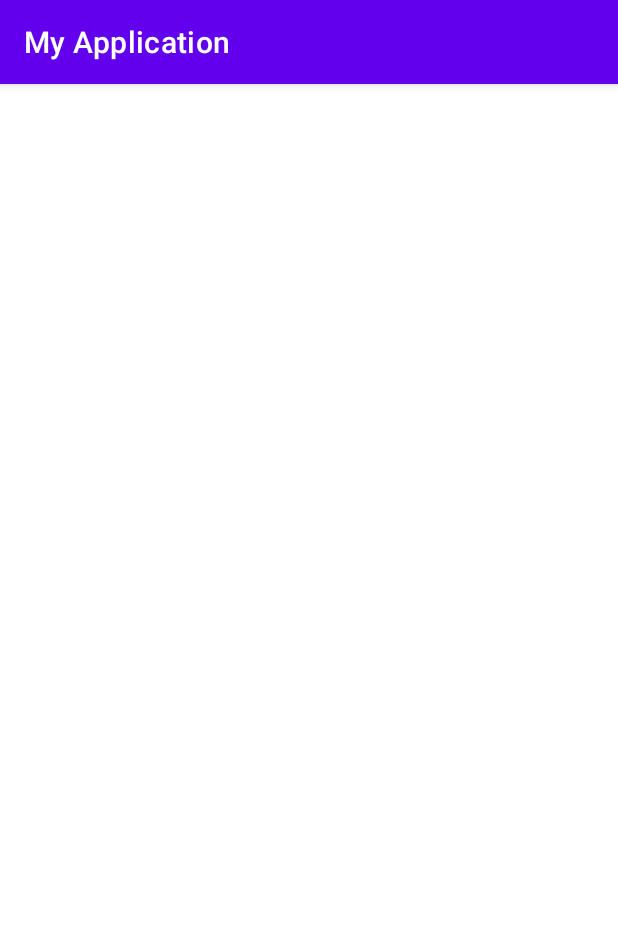
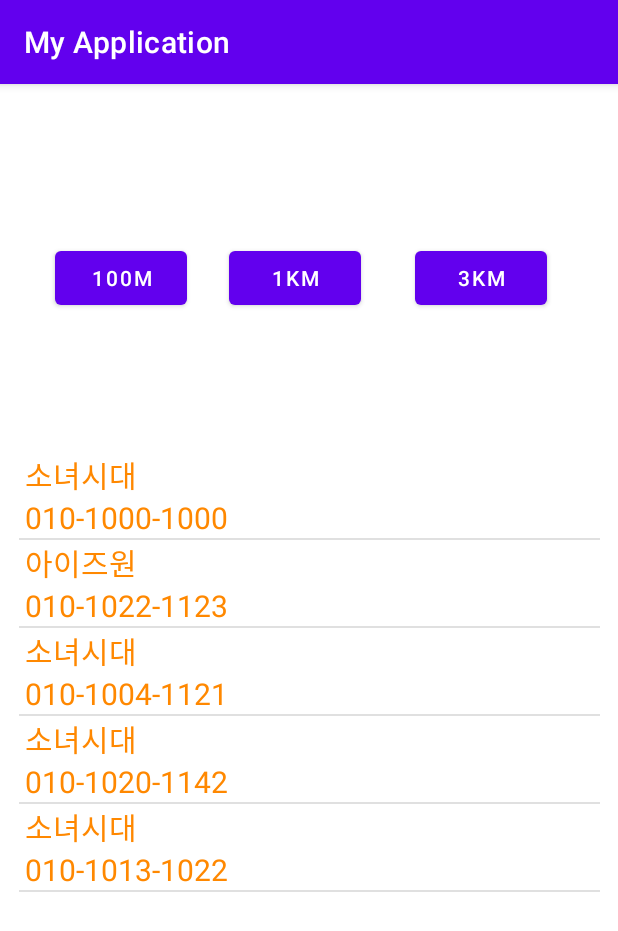
Before and after one commit to JUNGSUNWOO/ESE, an Android app: the MainActivity2 screen opened directly, with no data from a screen before it, on a phone screen of 412 x 824 dp. Shown: the top 931 px of the screen. Run offline under Robolectric (Android 15) with nearby library versions, the phone set to English and light mode, and no system bars.

Commit message:
혼내줌

```diff
--- a/frontend/project/app/src/main/java/com/example/myapplication/MainActivity2.java
+++ b/frontend/project/app/src/main/java/com/example/myapplication/MainActivity2.java
@@ -26,12 +26,12 @@
         listView = (ListView) findViewById(R.id.listView);
 
         SingerAdapter adapter = new SingerAdapter();
-//        listView.setAdapter(adapter);
+        listView.setAdapter(adapter);
         adapter.addItem(new SingerItem("소녀시대", "010-1000-1000"));
-//        adapter.addItem(new SingerItem("아이즈원", "010-1000-1000"));
-//        adapter.addItem(new SingerItem("소녀시대", "010-1000-1000"));
-//        adapter.addItem(new SingerItem("소녀시대", "010-1000-1000"));
-//        adapter.addItem(new SingerItem("소녀시대", "010-1000-1000"));
+        adapter.addItem(new SingerItem("아이즈원", "010-1022-1123"));
+        adapter.addItem(new SingerItem("소녀시대", "010-1004-1121"));
+        adapter.addItem(new SingerItem("소녀시대", "010-1020-1142"));
+        adapter.addItem(new SingerItem("소녀시대", "010-1013-1022"));
         adapter.notifyDataSetChanged();
 
     }
@@ -39,7 +39,6 @@
     class SingerAdapter extends BaseAdapter{
 
         ArrayList<SingerItem> items = new ArrayList<SingerItem>();
-
 
         @Override
         public int getCount() {
--- a/frontend/project/app/src/main/java/com/example/myapplication/SingeritemView.java
+++ b/frontend/project/app/src/main/java/com/example/myapplication/SingeritemView.java
@@ -1,6 +1,7 @@
 package com.example.myapplication;
 
 import android.content.Context;
+import android.os.Build;
 import android.util.AttributeSet;
 import android.util.Log;
 import android.view.LayoutInflater;
@@ -8,6 +9,7 @@
 import android.widget.TextView;
 
 import androidx.annotation.Nullable;
+import androidx.annotation.RequiresApi;
 
 public class SingeritemView extends LinearLayout {
     TextView textView;
@@ -17,7 +19,6 @@
 
     public SingeritemView(Context context) {
         super(context);
-
         init(context);
     }
 
@@ -33,7 +34,7 @@
         textView.setText(name);
     }
     public void setMobile(String name){
-        textView.setText(name);
+        textView2.setText(name);
     }
 
     public SingeritemView(Context context, @Nullable AttributeSet attrs) {
@@ -44,6 +45,7 @@
         super(context, attrs, defStyleAttr);
     }
 
+    @RequiresApi(api = Build.VERSION_CODES.LOLLIPOP)
     public SingeritemView(Context context, AttributeSet attrs, int defStyleAttr, int defStyleRes) {
         super(context, attrs, defStyleAttr, defStyleRes);
     }
--- a/frontend/project/app/src/main/res/layout/activity_main2.xml
+++ b/frontend/project/app/src/main/res/layout/activity_main2.xml
@@ -15,47 +15,49 @@
         app:layout_constraintTop_toTopOf="parent"
         app:layout_constraintVertical_bias="0.321">
 
+        <Button
+            android:id="@+id/button4"
+            android:layout_width="wrap_content"
+            android:layout_height="wrap_content"
+            android:layout_marginStart="24dp"
+            android:layout_marginLeft="24dp"
+            android:text="100m"
+            app:layout_constraintStart_toStartOf="parent"
+            tools:layout_editor_absoluteY="71dp"
+            tools:ignore="MissingConstraints" />
+
+        <Button
+            android:id="@+id/button5"
+            android:layout_width="wrap_content"
+            android:layout_height="wrap_content"
+            android:layout_marginStart="28dp"
+            android:layout_marginLeft="28dp"
+            android:text="1KM"
+            app:layout_constraintStart_toEndOf="@+id/button4"
+            tools:layout_editor_absoluteY="71dp"
+            tools:ignore="MissingConstraints" />
+
+        <Button
+            android:id="@+id/button6"
+            android:layout_width="wrap_content"
+            android:layout_height="wrap_content"
+            android:text="3KM"
+            app:layout_constraintEnd_toEndOf="parent"
+            app:layout_constraintStart_toEndOf="@+id/button5"
+            tools:layout_editor_absoluteY="71dp"
+            tools:ignore="MissingConstraints" />
+
         <ListView
             android:id="@+id/listView"
-            android:layout_width= "match_parent"
-            android:layout_height="wrap_content"/>
-
-<!--        <Button-->
-<!--            android:id="@+id/button4"-->
-<!--            android:layout_width="wrap_content"-->
-<!--            android:layout_height="wrap_content"-->
-<!--            android:layout_marginStart="24dp"-->
-<!--            android:layout_marginLeft="24dp"-->
-<!--            android:text="100m"-->
-<!--            app:layout_constraintStart_toStartOf="parent"-->
-<!--            tools:layout_editor_absoluteY="71dp" />-->
-
-<!--        <Button-->
-<!--            android:id="@+id/button5"-->
-<!--            android:layout_width="wrap_content"-->
-<!--            android:layout_height="wrap_content"-->
-<!--            android:layout_marginStart="28dp"-->
-<!--            android:layout_marginLeft="28dp"-->
-<!--            android:text="1KM"-->
-<!--            app:layout_constraintStart_toEndOf="@+id/button4"-->
-<!--            tools:layout_editor_absoluteY="71dp" />-->
-
-<!--        <Button-->
-<!--            android:id="@+id/button6"-->
-<!--            android:layout_width="wrap_content"-->
-<!--            android:layout_height="wrap_content"-->
-<!--            android:text="3KM"-->
-<!--            app:layout_constraintEnd_toEndOf="parent"-->
-<!--            app:layout_constraintStart_toEndOf="@+id/button5"-->
-<!--            tools:layout_editor_absoluteY="71dp" />-->
-
-<!--        <ListView-->
-<!--            android:id="@+id/listView"-->
-<!--            android:layout_width="401dp"-->
-<!--            android:layout_height="299dp"-->
-<!--            app:layout_constraintEnd_toEndOf="parent"-->
-<!--            app:layout_constraintStart_toStartOf="parent"-->
-<!--            tools:layout_editor_absoluteY="159dp" />-->
+            android:layout_width="401dp"
+            android:layout_height="299dp"
+            app:layout_constraintBottom_toBottomOf="parent"
+            app:layout_constraintEnd_toEndOf="@+id/button6"
+            app:layout_constraintHorizontal_bias="0.424"
+            app:layout_constraintStart_toStartOf="@+id/button4"
+            app:layout_constraintTop_toBottomOf="@+id/button5"
+            app:layout_constraintVertical_bias="1.0"
+            tools:ignore="MissingConstraints" />
 
     </androidx.constraintlayout.widget.ConstraintLayout>
 </androidx.constraintlayout.widget.ConstraintLayout>
--- a/frontend/project/app/src/main/res/layout/singer_item.xml
+++ b/frontend/project/app/src/main/res/layout/singer_item.xml
@@ -6,31 +6,34 @@
     android:layout_width="match_parent"
     android:layout_height="match_parent">
 
-    <ImageView
-        android:id="@+id/imageView3"
-        android:layout_width="80dp"
-        android:layout_height="80dp"
-        android:src="@mipmap/ic_launcher" />
+<!--    <ImageView-->
+<!--        android:id="@+id/imageView3"-->
+<!--        android:layout_width="80dp"-->
+<!--        android:layout_height="80dp"-->
+<!--        android:src="@mipmap/ic_launcher" />-->
 
     <LinearLayout
         android:layout_width="match_parent"
         android:layout_height="wrap_content"
         android:orientation="vertical"
-        app:layout_constraintBottom_toBottomOf="parent"
-        app:layout_constraintEnd_toEndOf="parent"
-        app:layout_constraintHorizontal_bias="0.0"
-        app:layout_constraintStart_toStartOf="parent"
-        app:layout_constraintTop_toBottomOf="@+id/imageView3"
-        app:layout_constraintVertical_bias="0.031">
+        tools:ignore="MissingConstraints">
 
+        <TextView
+            android:layout_marginLeft="10dp"
+            android:id="@+id/textView"
+            android:layout_width="wrap_content"
+            android:layout_height="wrap_content"
+            android:textColor="@android:color/holo_orange_dark"
+            android:textSize="20dp"
+            tools:ignore="MissingConstraints" />
         <TextView
             android:layout_marginLeft="10dp"
             android:id="@+id/textView2"
             android:layout_width="wrap_content"
             android:layout_height="wrap_content"
-            android:text="전화번호"
             android:textColor="@android:color/holo_orange_dark"
-            android:textSize="30dp" />
+            android:textSize="20dp"
+            tools:ignore="MissingConstraints" />
     </LinearLayout>
 
 </androidx.constraintlayout.widget.ConstraintLayout>
```
